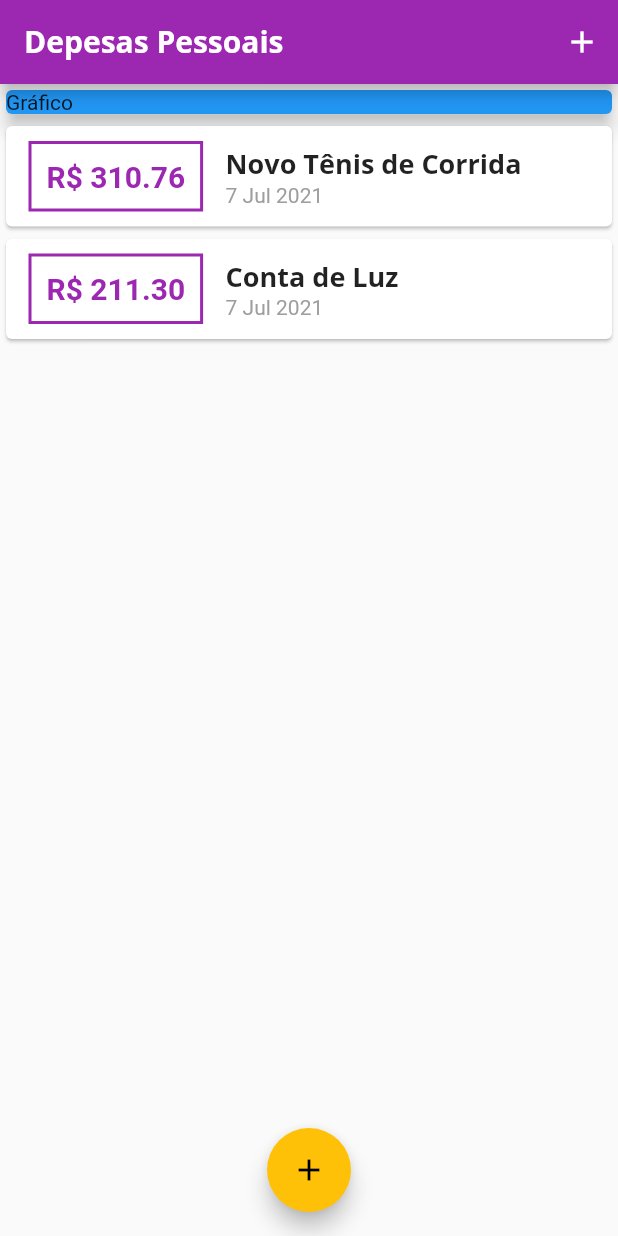
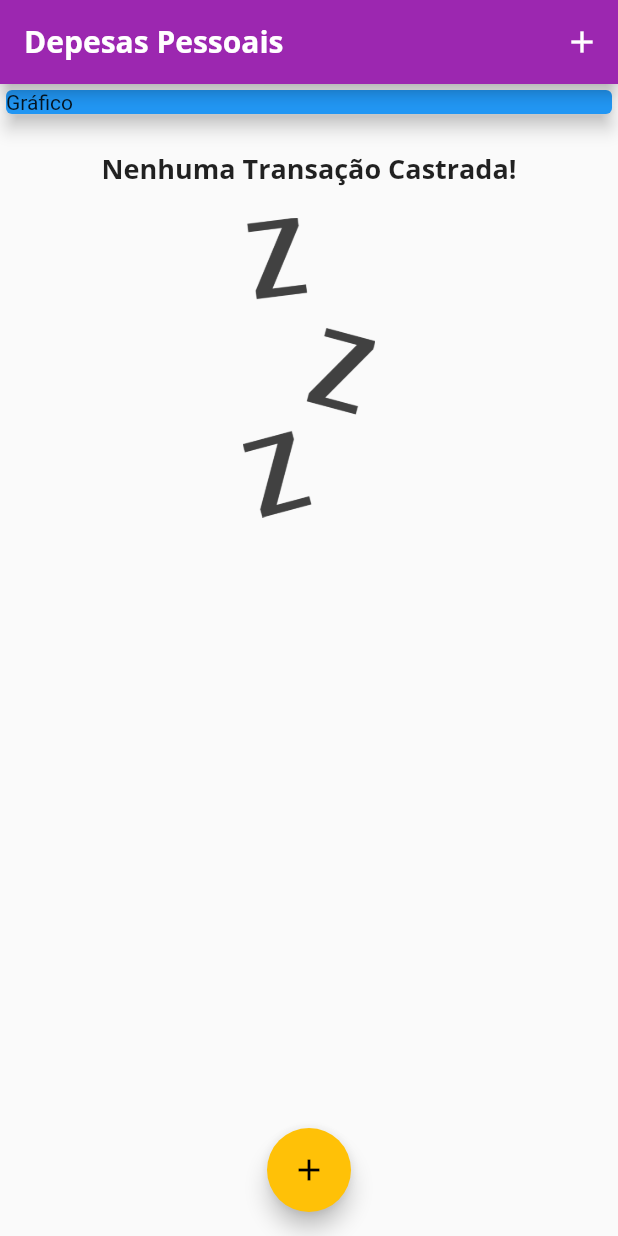
Before and after one commit to gabrielkussler/app-despesas, a Flutter app: the screen it shows after launch, on a phone screen of 412 x 824 dp. Run offline on Flutter 3.47's test engine with Material 2 defaults, Android fonts, the phone set to English and light mode, and no system bars.

```diff
--- a/lib/components/transaction_list.dart
+++ b/lib/components/transaction_list.dart
@@ -11,7 +11,25 @@ class TransactionList extends StatelessWidget {
   Widget build(BuildContext context) {
     return Container(
       height: 300,
-      child: ListView.builder(
+      child: transactions.isEmpty
+          ? Column(
+              children: <Widget>[
+                SizedBox(height: 20),
+                Text(
+                  'Nenhuma Transação Castrada!',
+                  style: Theme.of(context).textTheme.headline6,
+                ),
+                SizedBox(height: 20),
+                Container(
+                  height: 200,
+                  child: Image.asset(
+                    'assets/images/waiting.png',
+                    fit: BoxFit.cover,
+                  ),
+                ),
+              ],
+            )
+          : ListView.builder(
               itemCount: transactions.length,
               itemBuilder: (ctx, index) {
                 final tr = transactions[index];
@@ -19,7 +37,8 @@ class TransactionList extends StatelessWidget {
                   child: Row(
                     children: <Widget>[
                       Container(
-                  margin: EdgeInsets.symmetric(horizontal: 15, vertical: 10),
+                        margin:
+                            EdgeInsets.symmetric(horizontal: 15, vertical: 10),
                         decoration: BoxDecoration(
                           border: Border.all(
                             color: Theme.of(context).primaryColor,
@@ -41,7 +60,7 @@ class TransactionList extends StatelessWidget {
                         children: <Widget>[
                           Text(
                             tr.title,
-                      style: Theme.of(context).textTheme.title,
+                            style: Theme.of(context).textTheme.headline6,
                           ),
                           Text(
                             DateFormat('d MMM y').format(tr.date),
--- a/lib/main.dart
+++ b/lib/main.dart
@@ -45,7 +45,8 @@ class MyHomePage extends StatefulWidget {
 }
 
 class _MyHomePageState extends State<MyHomePage> {
-  final _transactions = [
+  final List<Transaction> _transactions = [
+/*
     Transaction(
       id: 't1',
       title: 'Novo Tênis de Corrida',
@@ -58,6 +59,7 @@ class _MyHomePageState extends State<MyHomePage> {
       value: 211.30,
       date: DateTime.now(),
     ),
+*/
   ];
 
   _addTransaction(String title, double value) {
--- a/pubspec.yaml
+++ b/pubspec.yaml
@@ -59,8 +59,8 @@ flutter:
   uses-material-design: true
 
   # To add assets to your application, add an assets section, like this:
-  # assets:
-  #   - images/a_dot_burr.jpeg
+  assets:
+    - assets/images/waiting.png
   #   - images/a_dot_ham.jpeg
 
   # An image asset can refer to one or more resolution-specific "variants", see
```
Also changed, not shown: assets/images/waiting.png (added), 8 other files. Lines whose indentation alone changed are shown as unchanged.
